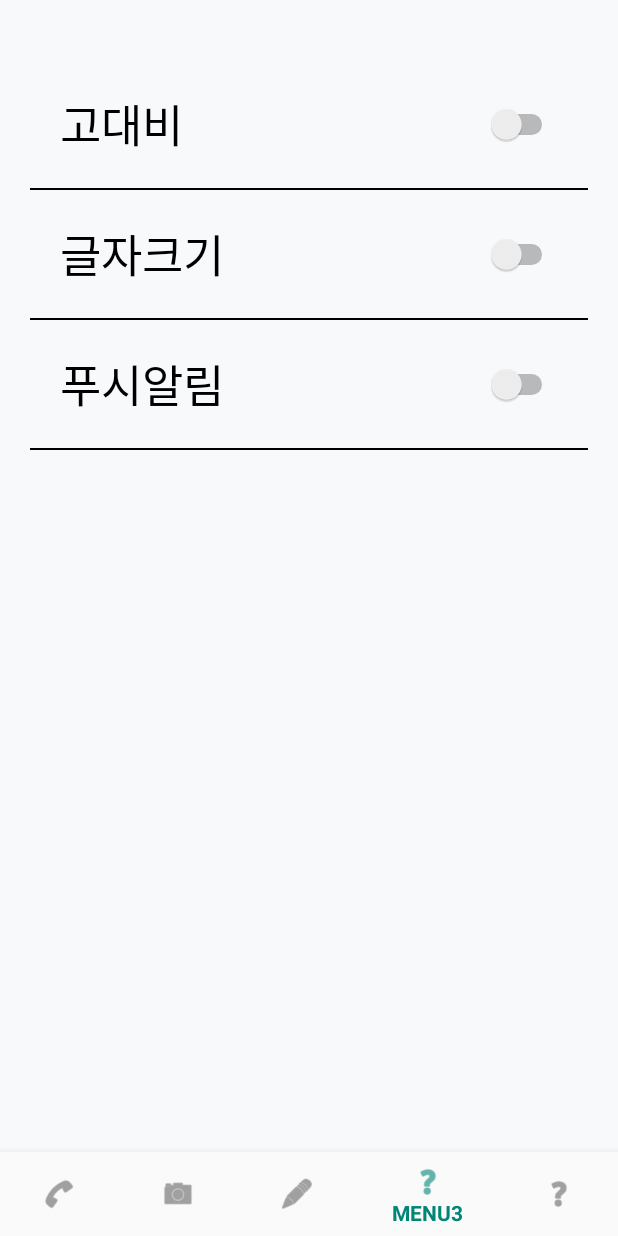
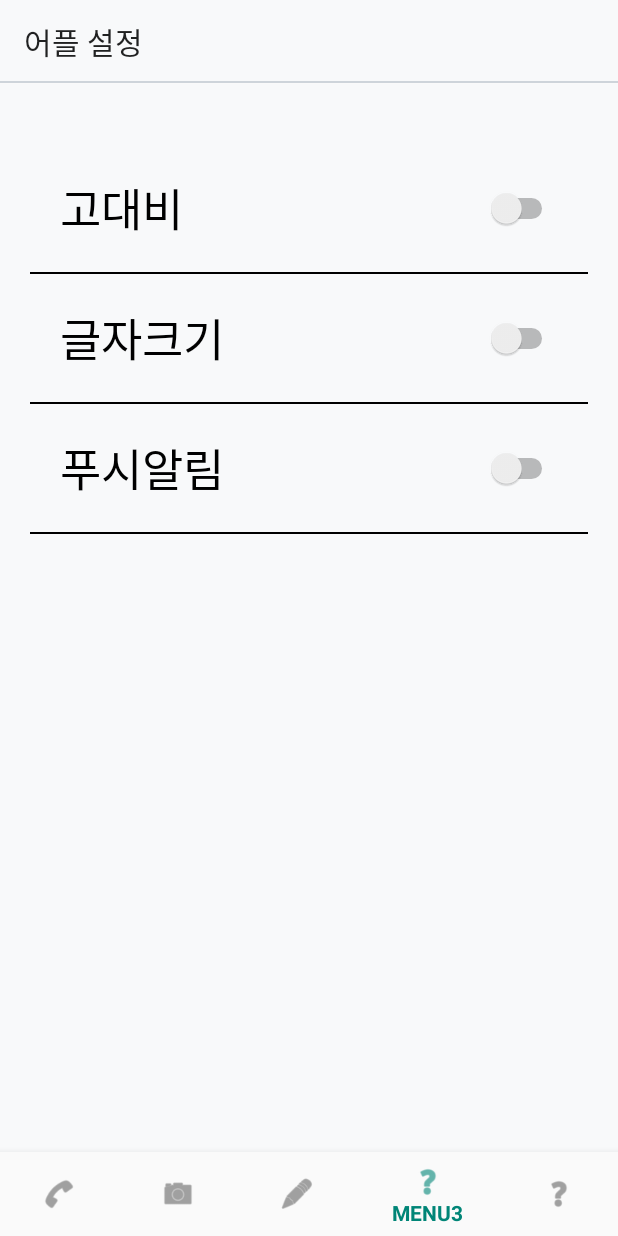
Before and after one commit to ssoso27/wc-front, an Android app: the screen it shows after launch (MainActivity), item 4 of the bottom bar chosen, on a phone screen of 412 x 824 dp. Run offline under Robolectric (Android 15) with nearby library versions, the phone set to English and light mode, and no system bars; libraries missing offline, so code that uses them is left out: com.kakao.auth; Roboto replaces fonts that are not available here; 2 statements that could not run were skipped.

Commit message:
[F36] 전반적인 디자인 변경
- 툴바 추가

```diff
--- a/app/build.gradle
+++ b/app/build.gradle
@@ -25,7 +25,6 @@ dependencies {
     testImplementation 'junit:junit:4.12'
     androidTestImplementation 'com.android.support.test:runner:1.0.2'
     androidTestImplementation 'com.android.support.test.espresso:espresso-core:3.0.2'
-    implementation 'com.github.Yalantis:GuillotineMenu-Android:1.2'
     implementation 'com.kakao.sdk:usermgmt:1.17.0'
     implementation 'com.android.support:design:28.0.0'
     implementation 'com.squareup.retrofit2:retrofit:2.5.0'
--- a/app/src/main/java/com/uuay/welcare_catcher/MainActivity.java
+++ b/app/src/main/java/com/uuay/welcare_catcher/MainActivity.java
@@ -7,6 +7,7 @@ import android.support.v4.app.Fragment;
 import android.support.v4.app.FragmentManager;
 import android.support.v4.app.FragmentTransaction;
 import android.support.v7.app.AppCompatActivity;
+import android.support.v7.widget.Toolbar;
 import android.view.MenuItem;
 
 import com.uuay.welcare_catcher.util.PermissionChecker;
@@ -17,6 +18,9 @@ import com.uuay.welcare_catcher.view.SettingFragment;
 import com.uuay.welcare_catcher.view.welfareList.WelfareListFragment;
 
 public class MainActivity extends AppCompatActivity {
+
+    private Toolbar tb;
+
     class SelectedListener implements BottomNavigationView.OnNavigationItemSelectedListener {
         @Override
         public boolean onNavigationItemSelected(@NonNull MenuItem menuItem) {
@@ -25,27 +29,27 @@ public class MainActivity extends AppCompatActivity {
             switch (menuItem.getItemId()) {
                 case R.id.menu_home :
                     fg = new HomeFragment();
-//                    menuTitle = getString(R.string.home);
+                    tb.setTitle(R.string.home);
                     break;
 
                 case R.id.menu_facility :
                     fg = new FacilityListFragment();
-//                    menuTitle = getString(R.string.facility);
+                    tb.setTitle(R.string.facility);
                     break;
 
                 case R.id.menu_account :
                     fg = new AccountFragmentInfo();
-//                    menuTitle = getString(R.string.account);
+                    tb.setTitle(R.string.account);
                     break;
 
                 case R.id.menu_setting :
                     fg = new SettingFragment();
-//                    menuTitle = getString(R.string.setting);
+                    tb.setTitle(R.string.setting);
                     break;
 
                 case R.id.menu_welfare :
                     fg = new WelfareListFragment();
-//                    menuTitle = getString(R.string.welfare);
+                    tb.setTitle(R.string.welfare);
                     break;
 
                 default:
@@ -64,13 +68,23 @@ public class MainActivity extends AppCompatActivity {
         super.onCreate(savedInstanceState);
         setContentView(R.layout.activity_main);
 
+        PermissionChecker permissionChecker = new PermissionChecker(this);
+        permissionChecker.permissionCheck();
+
+        initToolbar();
+        initBottomNav();
+        setFragment(new HomeFragment());
+    }
+
+    private void initToolbar() {
+        tb = findViewById(R.id.app_toolbar);
+        setSupportActionBar(tb);
+    }
+
+    private void initBottomNav() {
         SelectedListener listener = new SelectedListener();
         BottomNavigationView bottomNavigationView = findViewById(R.id.bottom_navigation_view);
         bottomNavigationView.setOnNavigationItemSelectedListener(listener);
-        setFragment(new HomeFragment());
-
-        PermissionChecker permissionChecker = new PermissionChecker(this);
-        permissionChecker.permissionCheck();
     }
 
     public void setFragment(Fragment fragment) {
--- a/app/src/main/res/layout/activity_main.xml
+++ b/app/src/main/res/layout/activity_main.xml
@@ -4,10 +4,17 @@
     android:layout_width="match_parent"
     android:layout_height="match_parent">
 
+    <android.support.v7.widget.Toolbar
+        android:layout_width="match_parent"
+        android:layout_height="?attr/actionBarSize"
+        android:background="@drawable/border_underline"
+        android:id="@+id/app_toolbar"/>
+
     <FrameLayout
         android:id="@+id/fragment_place"
         android:layout_width="match_parent"
         android:layout_height="match_parent"
+        android:layout_marginTop="?attr/actionBarSize"
         android:layout_marginBottom="?attr/actionBarSize"/>
 
     <android.support.design.widget.BottomNavigationView
```
Also changed, not shown: app/src/main/java/com/uuay/welcare_catcher/CanaroTextView.java (deleted, +0 -24 lines), app/src/main/res/values/styles.xml (+0 -43 lines).
